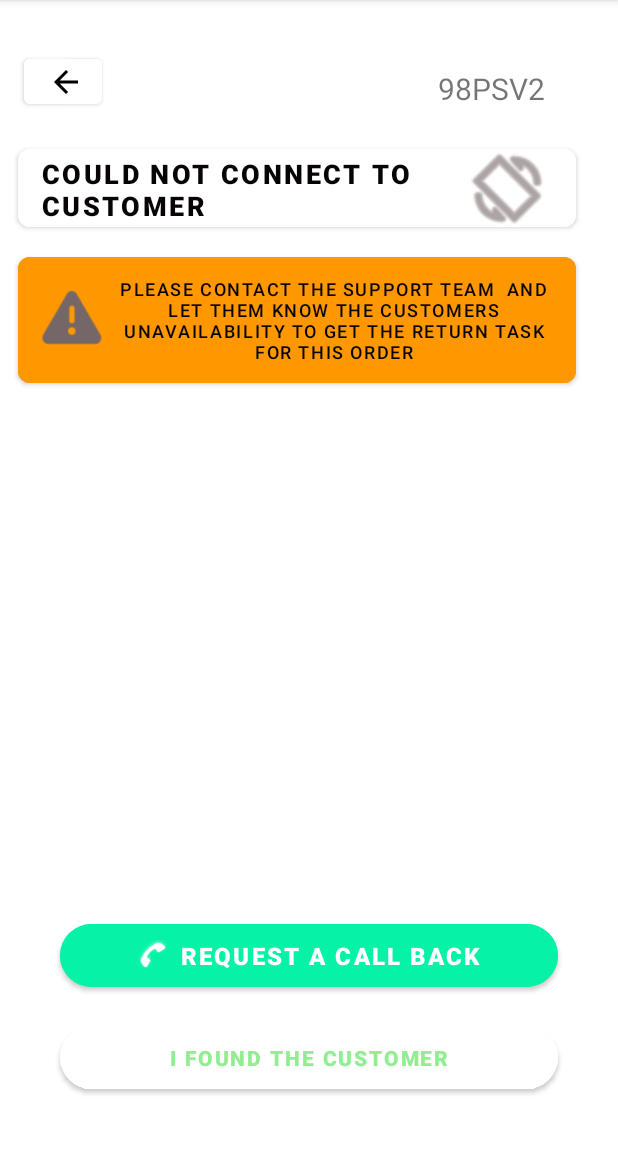
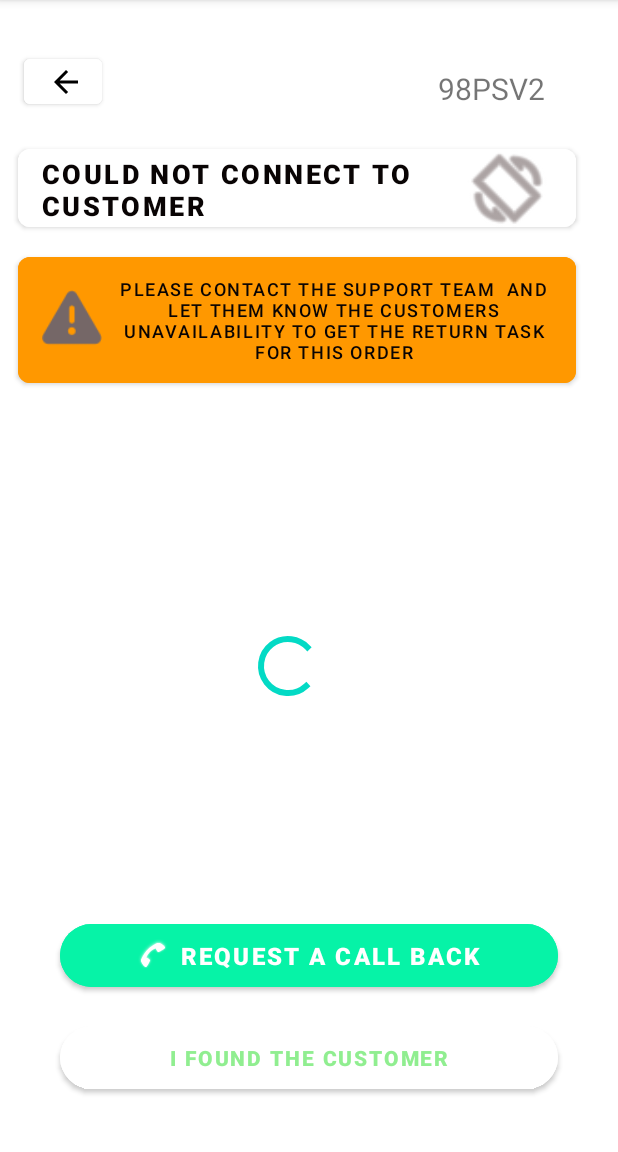
Before and after one commit to jaidunzogit/Demo-app, an Android app: the screen it shows after launch (MainActivity2), on a phone screen of 412 x 824 dp, the part 84-1236 px from its top. Run offline under Robolectric (Android 15) with nearby library versions, the phone set to English and light mode, and no system bars.

Commit message:
Added the Progressbar

```diff
--- a/app/src/main/res/layout/activity_main2.xml
+++ b/app/src/main/res/layout/activity_main2.xml
@@ -131,4 +131,14 @@
             app:layout_constraintTop_toTopOf="parent" />
 
     </androidx.constraintlayout.widget.ConstraintLayout>
+
+    <ProgressBar
+        android:id="@+id/progressBar"
+        style="?android:attr/progressBarStyle"
+        android:layout_width="wrap_content"
+        android:layout_height="wrap_content"
+        android:layout_marginLeft="168dp"
+        android:layout_marginBottom="300dp"
+        app:layout_constraintBottom_toBottomOf="parent"
+        app:layout_constraintLeft_toLeftOf="parent" />
 </androidx.constraintlayout.widget.ConstraintLayout>
```
Also changed, not shown: 1 other file.
